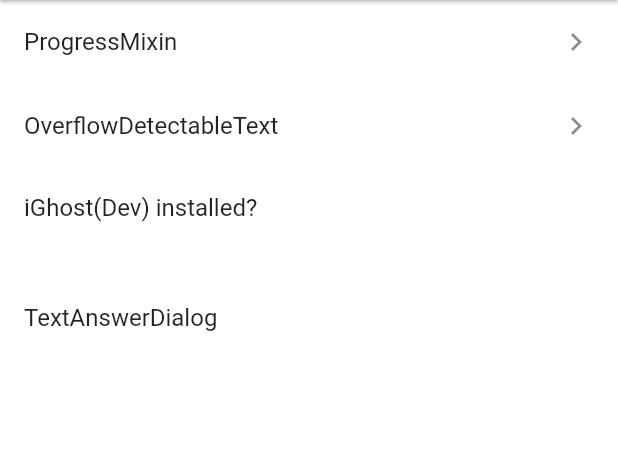
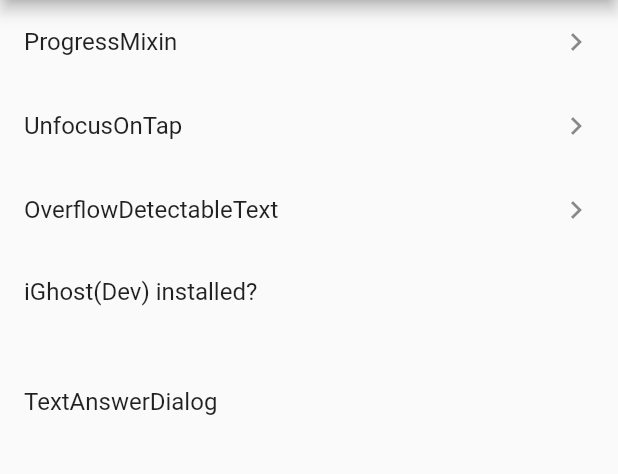
Before and after one commit to mono0926/flutter_mono_kit, a Flutter app: the screen it shows after launch, on a phone screen of 412 x 824 dp, the part 84-558 px from its top. Run offline on Flutter 3.47's test engine with Material 2 defaults, Android fonts, the phone set to English and light mode, and no system bars; our stand-ins replace flutter_cache_manager, rxdart; missing offline and left inert: disposable_provider, simple_logger.

Commit message:
Add UnfocusOnTap

```diff
--- a/example/lib/app.dart
+++ b/example/lib/app.dart
@@ -14,7 +14,6 @@ class App extends StatelessWidget {
     const title = 'mono_kit Demo';
     return MaterialApp(
       title: title,
-      theme: _buildTheme(),
       home: const HomePage(title: title),
       onGenerateRoute: _router.handle,
       onUnknownRoute: (settings) => MaterialPageRoute<void>(
@@ -23,58 +22,4 @@ class App extends StatelessWidget {
       ),
     );
   }
-
-  ThemeData _buildTheme() {
-    final base = ThemeData.light();
-    const accentColor = Color(0xFF007AFF);
-    const buttonColor = Color(0xFFF0F0F7);
-    final highlightColor = accentColor.withOpacity(0.04);
-    return base.copyWith(
-      cupertinoOverrideTheme: const CupertinoThemeData(
-        primaryColor: accentColor,
-      ),
-      primaryColor: Colors.white,
-      accentColor: accentColor,
-      buttonColor: accentColor,
-      scaffoldBackgroundColor: Colors.white,
-      highlightColor: highlightColor,
-//      splashColor: splashColor,
-      primaryColorBrightness: Brightness.light,
-      primaryTextTheme: base.primaryTextTheme.apply(
-        bodyColor: Colors.black87,
-      ),
-      appBarTheme: base.appBarTheme.copyWith(
-        elevation: 1,
-      ),
-      dividerColor: Colors.black26,
-      textTheme: base.textTheme.copyWith(
-        body1: base.textTheme.body1.copyWith(fontSize: 13),
-        button: base.textTheme.button.copyWith(
-          fontWeight: FontWeight.w600,
-        ),
-      ),
-      buttonTheme: base.buttonTheme.copyWith(
-        buttonColor: buttonColor,
-        highlightColor: highlightColor,
-        colorScheme: base.buttonTheme.colorScheme.copyWith(
-          secondary: accentColor,
-          primary: accentColor,
-        ),
-        shape: RoundedRectangleBorder(
-          borderRadius: const BorderRadius.all(
-            Radius.circular(100),
-          ),
-        ),
-        minWidth: 44,
-        height: 0,
-        padding: const EdgeInsets.symmetric(
-          horizontal: 18,
-          vertical: 7,
-        ),
-      ),
-      primaryIconTheme: base.primaryIconTheme.copyWith(
-        color: accentColor,
-      ),
-    );
-  }
 }
--- a/example/lib/pages/home_page.dart
+++ b/example/lib/pages/home_page.dart
@@ -1,5 +1,6 @@
 import 'package:example/pages/pages.dart';
 import 'package:example/pages/progress_mixin_page.dart';
+import 'package:example/pages/unfocus_on_tap_page.dart';
 import 'package:flutter/material.dart';
 import 'package:mono_kit/plugins/plugins.dart';
 import 'package:mono_kit/utils/utils.dart';
@@ -23,6 +24,13 @@ class HomePage extends StatelessWidget {
             trailing: const Icon(Icons.chevron_right),
             onTap: () {
               Navigator.of(context).pushNamed(ProgressMixinPage.routeName);
+            },
+          ),
+          ListTile(
+            title: const Text('UnfocusOnTap'),
+            trailing: const Icon(Icons.chevron_right),
+            onTap: () {
+              Navigator.of(context).pushNamed(UnfocusOnTapPage.routeName);
             },
           ),
           ListTile(
--- a/example/lib/router.dart
+++ b/example/lib/router.dart
@@ -1,4 +1,5 @@
 import 'package:example/pages/pages.dart';
+import 'package:example/pages/unfocus_on_tap_page.dart';
 import 'package:flutter/material.dart';
 
 import 'pages/progress_mixin_page.dart';
@@ -8,6 +9,7 @@ class Router {
     OverflowDetectableTextPage.routeName: (context) =>
         const OverflowDetectableTextPage(),
     ProgressMixinPage.routeName: (context) => ProgressMixinPage.withModel(),
+    UnfocusOnTapPage.routeName: (context) => const UnfocusOnTapPage(),
   };
 
   Route handle(RouteSettings settings) {
--- a/lib/widgets/widgets.dart
+++ b/lib/widgets/widgets.dart
@@ -7,5 +7,6 @@ export 'listener/listener.dart';
 export 'overflow_detectable_text.dart';
 export 'ripple_effect_button.dart';
 export 'text_scale_factor.dart';
+export 'unfocus_on_tap.dart';
 export 'value_observable_builder.dart';
 export 'vertical_center_scroll_view.dart';
--- a/pubspec.yaml
+++ b/pubspec.yaml
@@ -1,6 +1,6 @@
 name: mono_kit
 description: A collection of convenient widgets and utils made by mono. Under construction now.
-version: 0.7.2
+version: 0.7.3
 author: Masayuki Ono <mono0926@gmail.com>
 homepage: https://github.com/mono0926/flutter_mono_kit
 environment:
```
Also changed, not shown: example/lib/pages/overflow_detectable_text_page/overflow_detectable_text_page.dart (+59 -1 lines), example/lib/pages/unfocus_on_tap_page.dart (added, +37 -0 lines), lib/widgets/unfocus_on_tap.dart (added, +20 -0 lines), example/pubspec.lock, 2 other files.
